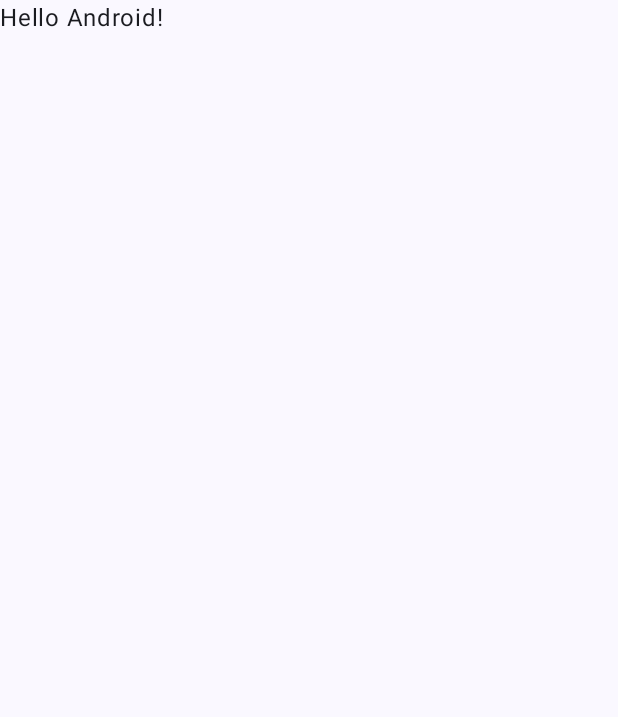
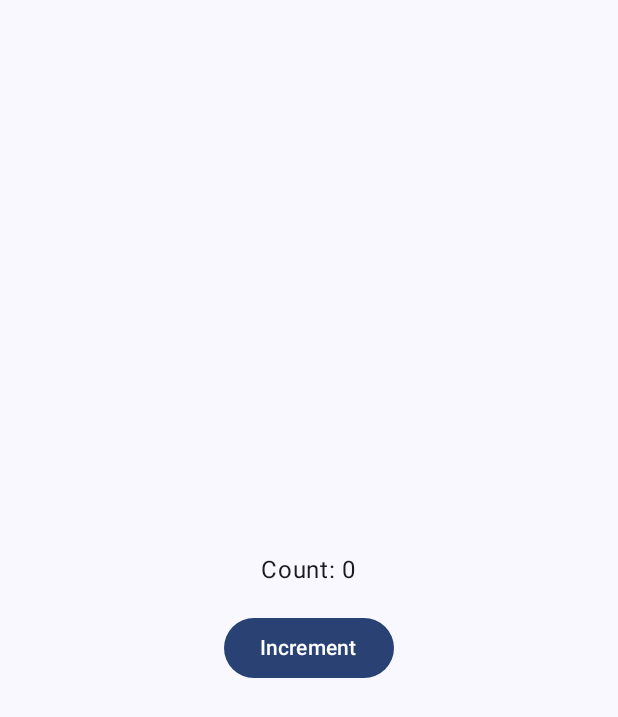
Before and after one commit to KoooV/Kotlin, an Android app built with Jetpack Compose: the screen it shows after launch (MainActivity), on a phone screen of 412 x 824 dp. Before the commit the part shown is almost empty. Shown: the top 717 px of the screen. Run offline under Robolectric (Android 15) with nearby library versions, the phone set to English and light mode, and no system bars.

Commit message:
pr3.4 ready

```diff
--- a/app/build.gradle.kts
+++ b/app/build.gradle.kts
@@ -49,6 +49,7 @@ dependencies {
     implementation(libs.androidx.ui.graphics)
     implementation(libs.androidx.ui.tooling.preview)
     implementation(libs.androidx.material3)
+    implementation(libs.androidx.lifecycle.viewmodel.compose)
     testImplementation(libs.junit)
     androidTestImplementation(libs.androidx.junit)
     androidTestImplementation(libs.androidx.espresso.core)
--- /dev/null
+++ b/app/src/main/java/com/example/module3_2/CounterViewModel.kt
@@ -0,0 +1,23 @@
+package com.example.module3_2
+
+import androidx.lifecycle.SavedStateHandle
+import androidx.lifecycle.ViewModel
+import kotlinx.coroutines.flow.MutableStateFlow
+import kotlinx.coroutines.flow.StateFlow
+import kotlinx.coroutines.flow.asStateFlow
+
+class CounterViewModel(private val savedStateHandle: SavedStateHandle) : ViewModel() {
+
+    private val _count = MutableStateFlow(savedStateHandle.get<Int>(STATE_KEY) ?: 0)
+    val count: StateFlow<Int> = _count.asStateFlow()
+
+    fun increment() {
+        val new = _count.value + 1
+        _count.value = new
+        savedStateHandle.set(STATE_KEY, new)
+    }
+
+    companion object {
+        private const val STATE_KEY = "count"
+    }
+}
--- a/app/src/main/java/com/example/module3_2/MainActivity.kt
+++ b/app/src/main/java/com/example/module3_2/MainActivity.kt
@@ -12,6 +12,8 @@ import androidx.compose.material3.Text
 import androidx.compose.runtime.Composable
 import androidx.compose.ui.Modifier
 import androidx.compose.ui.tooling.preview.Preview
+import androidx.lifecycle.viewmodel.compose.viewModel
+import com.example.module3_2.ui.CounterScreen
 import com.example.module3_2.ui.theme.Module3_2Theme
 
 class MainActivity : ComponentActivity() {
@@ -27,9 +29,11 @@ class MainActivity : ComponentActivity() {
         setContent {
             Module3_2Theme {
                 Scaffold(modifier = Modifier.fillMaxSize()) { innerPadding ->
-                    Greeting(
-                        name = "Android",
-                        modifier = Modifier.padding(innerPadding)
+                    val counterViewModel: CounterViewModel = viewModel()
+                    // Показываем экран счетчика
+                    CounterScreen(
+                        modifier = Modifier.padding(innerPadding),
+                        viewModel = counterViewModel
                     )
                 }
             }
--- /dev/null
+++ b/app/src/main/java/com/example/module3_2/ui/CounterScreen.kt
@@ -0,0 +1,33 @@
+package com.example.module3_2.ui
+
+import androidx.compose.foundation.layout.Arrangement
+import androidx.compose.foundation.layout.Column
+import androidx.compose.foundation.layout.fillMaxSize
+import androidx.compose.foundation.layout.padding
+import androidx.compose.material3.Button
+import androidx.compose.material3.Text
+import androidx.compose.runtime.Composable
+import androidx.compose.runtime.getValue
+import androidx.compose.runtime.collectAsState
+import androidx.compose.ui.Alignment
+import androidx.compose.ui.Modifier
+import androidx.compose.ui.unit.dp
+import com.example.module3_2.CounterViewModel
+
+@Composable
+fun CounterScreen(modifier: Modifier = Modifier, viewModel: CounterViewModel) {
+    val count by viewModel.count.collectAsState()
+
+    Column(
+        modifier = modifier
+            .fillMaxSize()
+            .padding(16.dp),
+        verticalArrangement = Arrangement.Center,
+        horizontalAlignment = Alignment.CenterHorizontally
+    ) {
+        Text(text = "Count: $count")
+        Button(onClick = { viewModel.increment() }, modifier = Modifier.padding(top = 16.dp)) {
+            Text(text = "Increment")
+        }
+    }
+}
--- a/gradle/libs.versions.toml
+++ b/gradle/libs.versions.toml
@@ -8,6 +8,7 @@ espressoCore = "3.7.0"
 lifecycleRuntimeKtx = "2.10.0"
 activityCompose = "1.12.1"
 composeBom = "2024.09.00"
+lifecycleViewmodelCompose = "2.8.6"
 
 [libraries]
 androidx-core-ktx = { group = "androidx.core", name = "core-ktx", version.ref = "coreKtx" }
@@ -24,6 +25,7 @@ androidx-ui-tooling-preview = { group = "androidx.compose.ui", name = "ui-toolin
 androidx-ui-test-manifest = { group = "androidx.compose.ui", name = "ui-test-manifest" }
 androidx-ui-test-junit4 = { group = "androidx.compose.ui", name = "ui-test-junit4" }
 androidx-material3 = { group = "androidx.compose.material3", name = "material3" }
+androidx-lifecycle-viewmodel-compose = { group = "androidx.lifecycle", name = "lifecycle-viewmodel-compose", version.ref = "lifecycleViewmodelCompose" }
 
 [plugins]
 android-application = { id = "com.android.application", version.ref = "agp" }
```
